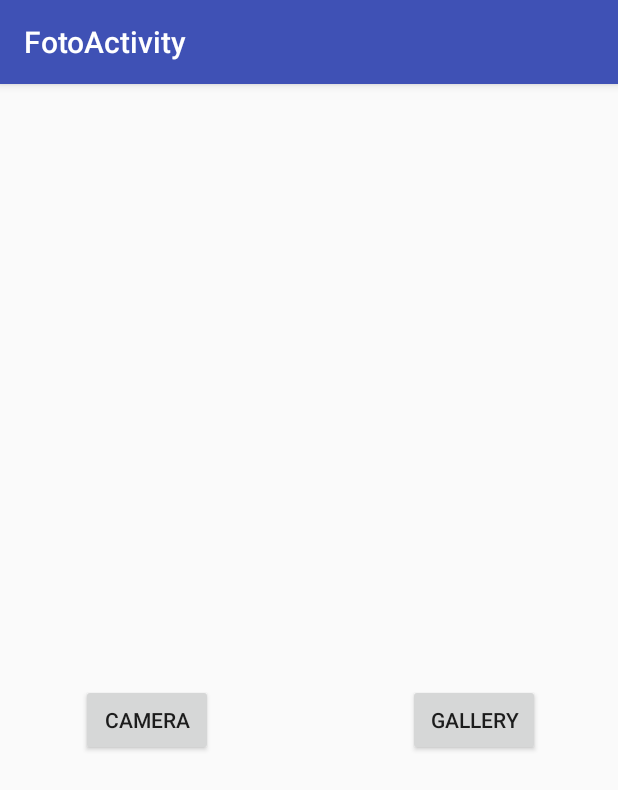
After one commit to IraSmalko/Homework3, an Android app: the FotoActivity screen opened directly, with no data from a screen before it, on a phone screen of 412 x 824 dp. The commit adds this screen. Shown: the top 790 px of the screen. Run offline under Robolectric (Android 15) with nearby library versions, the phone set to English and light mode, and no system bars.

Commit message:
Foto from camera/gallary

```diff
--- a/app/src/main/AndroidManifest.xml
+++ b/app/src/main/AndroidManifest.xml
@@ -26,6 +26,9 @@
             android:label="JSON"
             android:parentActivityName=".recycler.MainActivity">
         </activity>
+        <activity android:name=".FotoActivity"
+            android:label="@string/fotoActivity">
+        </activity>
 
     </application>
 
--- /dev/null
+++ b/app/src/main/java/com/exemple/android/myapplication/FotoActivity.java
@@ -0,0 +1,70 @@
+package com.exemple.android.myapplication;
+
+
+import android.content.Intent;
+import android.graphics.Bitmap;
+import android.net.Uri;
+import android.os.Bundle;
+import android.provider.MediaStore;
+import android.support.v7.app.AppCompatActivity;
+import android.view.View;
+import android.widget.Button;
+import android.widget.ImageView;
+
+import java.io.IOException;
+
+public class FotoActivity extends AppCompatActivity {
+    static final int GALLERY_REQUEST = 1;
+    private final int CAMERA_RESULT = 0;
+    private ImageView mImageView;
+
+    protected void onCreate(Bundle savedInstanceState) {
+        super.onCreate(savedInstanceState);
+        setContentView(R.layout.foto_activity_view);
+        Button foto_fromGallery = (Button) findViewById(R.id.foto_fromGallery);
+        foto_fromGallery.setOnClickListener(new View.OnClickListener() {
+            @Override
+            public void onClick(View v) {
+                Intent photoPickerIntent = new Intent(Intent.ACTION_PICK);
+                photoPickerIntent.setType("image/*");
+                startActivityForResult(photoPickerIntent, GALLERY_REQUEST);
+            }
+        });
+        Button foto_fromCamera = (Button) findViewById(R.id.foto_fromCamera);
+        foto_fromCamera.setOnClickListener(new View.OnClickListener() {
+
+            @Override
+            public void onClick(View v) {
+                Intent cameraIntent = new Intent(MediaStore.ACTION_IMAGE_CAPTURE);
+                startActivityForResult(cameraIntent, CAMERA_RESULT);
+                }
+        });
+    }
+
+    @Override
+    protected void onActivityResult(int requestCode, int resultCode, Intent imageReturnedIntent) {
+        super.onActivityResult(requestCode, resultCode, imageReturnedIntent);
+
+        Bitmap bitmap = null;
+        ImageView imageView = (ImageView) findViewById(R.id.foto_imageView);
+
+        switch (requestCode) {
+            case GALLERY_REQUEST:
+                if (resultCode == RESULT_OK) {
+                    Uri selectedImage = imageReturnedIntent.getData();
+                    try {
+                        bitmap = MediaStore.Images.Media.getBitmap(getContentResolver(), selectedImage);
+                    } catch (IOException e) {
+                        e.printStackTrace();
+                    }
+                    imageView.setImageBitmap(bitmap);
+                }
+            case CAMERA_RESULT:
+                if (requestCode == CAMERA_RESULT) {
+                    Bitmap thumbnailBitmap = (Bitmap) imageReturnedIntent.getExtras().get("data");
+                    imageView.setImageBitmap(thumbnailBitmap);
+                }
+        }
+    }
+
+}
--- a/app/src/main/java/com/exemple/android/myapplication/listview/ListViewActivity.java
+++ b/app/src/main/java/com/exemple/android/myapplication/listview/ListViewActivity.java
@@ -28,20 +28,20 @@ public class ListViewActivity extends Activity {
         items = MainActivity.getItems();
         mListView = (ListView) findViewById(R.id.list_activity_view);
 
-        adapter = new CustomListViewAdapter(MainActivity.getContext(), items);
+        adapter = new CustomListViewAdapter(getApplicationContext(), items);
 
         adapter.setOnItemClickListener(new OnItemClickListener() {
             @Override
             public void onItemClick(ListItem item) {
                 urlToPass = item.getGooglePlusUrl();
-                startActivity(new Intent(MainActivity.getContext(), JSONActivity.class));
+                startActivity(new Intent(getApplicationContext(), JSONActivity.class));
             }
         });
         adapter.setOnButtonClickListener(new OnItemClickListener() {
             @Override
             public void onItemClick(ListItem item) {
                 urlToPass = item.getGitUrl();
-                startActivity(new Intent(MainActivity.getContext(), JSONActivity.class));
+                startActivity(new Intent(getApplicationContext(), JSONActivity.class));
             }
         });
         mListView.setAdapter(adapter);
--- /dev/null
+++ b/app/src/main/res/layout/foto_activity_view.xml
@@ -0,0 +1,30 @@
+<?xml version="1.0" encoding="utf-8"?>
+<RelativeLayout xmlns:android="http://schemas.android.com/apk/res/android"
+    android:orientation="vertical" android:layout_width="match_parent"
+    android:layout_height="match_parent">
+    <ImageView
+        android:id="@+id/foto_imageView"
+        android:layout_width="400dp"
+        android:layout_height="400dp"
+        android:layout_alignParentTop="true"
+        android:layout_alignParentStart="true"
+        android:contentDescription="@string/getingFoto" />
+    <Button
+        android:id="@+id/foto_fromGallery"
+        android:layout_width="wrap_content"
+        android:layout_height="wrap_content"
+        android:text="@string/gallery"
+        android:layout_below="@+id/foto_imageView"
+        android:layout_alignParentEnd="true"
+        android:layout_marginEnd="52dp" />
+
+    <Button
+        android:layout_width="wrap_content"
+        android:layout_height="wrap_content"
+        android:text="@string/camera"
+        android:id="@+id/foto_fromCamera"
+        android:layout_below="@+id/foto_imageView"
+        android:layout_alignParentStart="true"
+        android:layout_marginStart="54dp" />
+
+</RelativeLayout>
--- a/app/src/main/res/values/strings.xml
+++ b/app/src/main/res/values/strings.xml
@@ -68,5 +68,9 @@
 
     <string name="action">action</string>
     <string name="listView">listView</string>
-
+    <string name="fotoActivity">FotoActivity</string>
+    <string name="foto">Foto</string>
+    <string name="getingFoto">getingFoto</string>
+    <string name="gallery">GALLERY</string>
+    <string name="camera">CAMERA</string>
 </resources>
```
Also changed, not shown: app/src/main/java/com/exemple/android/myapplication/recycler/MainActivity.java (+14 -12 lines), app/src/main/res/menu/menu_activity_main.xml (+7 -1 lines).
